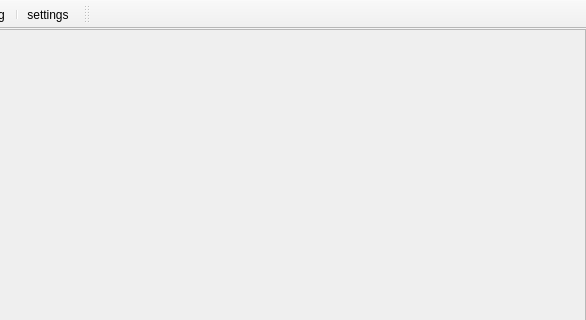
This is src/frontend/main_window.ui in dv1/ion_player as Qt 5 draws it before an edit; both pictures show x 288 to 874 and y 0 to 320 of the 874 by 666 pixel window. The edited form follows.
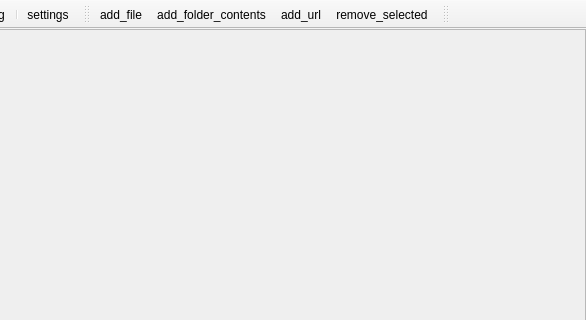
This is the edited form. Icons and pictures are not drawn.

Commit message: added UI actions for adding songs

Patch:
```diff
--- a/src/frontend/main_window.ui
+++ b/src/frontend/main_window.ui
@@ -103,6 +103,21 @@
    <addaction name="separator"/>
    <addaction name="action_settings"/>
   </widget>
+  <widget class="QToolBar" name="edit_playlist_toolbar">
+   <property name="windowTitle">
+    <string>Playlist editing actions</string>
+   </property>
+   <attribute name="toolBarArea">
+    <enum>TopToolBarArea</enum>
+   </attribute>
+   <attribute name="toolBarBreak">
+    <bool>false</bool>
+   </attribute>
+   <addaction name="action_add_file"/>
+   <addaction name="action_add_folder_contents"/>
+   <addaction name="action_add_url"/>
+   <addaction name="action_remove_selected"/>
+  </widget>
   <widget class="QToolBar" name="sliders_toolbar">
    <property name="windowTitle">
     <string>toolBar_2</string>
@@ -183,6 +198,45 @@
     <string>create_new_playlist</string>
    </property>
   </action>
+  <action name="action_add_folder_contents">
+   <property name="icon">
+    <iconset resource="resources.qrc">
+     <normaloff>:/icons/add_folder_contents</normaloff>:/icons/add_folder_contents</iconset>
+   </property>
+   <property name="text">
+    <string>add_folder_contents</string>
+   </property>
+   <property name="toolTip">
+    <string>add_folder_contents</string>
+   </property>
+  </action>
+  <action name="action_add_file">
+   <property name="icon">
+    <iconset resource="resources.qrc">
+     <normaloff>:/icons/add_file</normaloff>:/icons/add_file</iconset>
+   </property>
+   <property name="text">
+    <string>add_file</string>
+   </property>
+  </action>
+  <action name="action_add_url">
+   <property name="icon">
+    <iconset resource="resources.qrc">
+     <normaloff>:/icons/add_url</normaloff>:/icons/add_url</iconset>
+   </property>
+   <property name="text">
+    <string>add_url</string>
+   </property>
+  </action>
+  <action name="action_remove_selected">
+   <property name="icon">
+    <iconset resource="resources.qrc">
+     <normaloff>:/icons/remove_selected</normaloff>:/icons/remove_selected</iconset>
+   </property>
+   <property name="text">
+    <string>remove_selected</string>
+   </property>
+  </action>
  </widget>
  <resources>
   <include location="resources.qrc"/>
```
Left out of the diff: 4 changed lines with no effect on the pictures. The commit also changes 8 other files.
